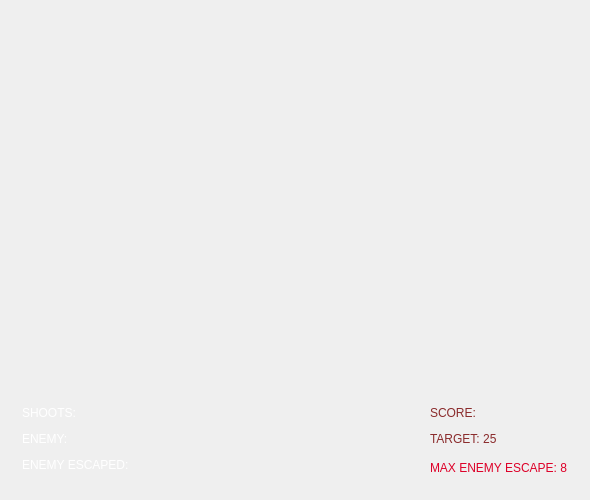
Before: the Qt Designer form Avengers/widget.ui in MrMalith/Qt-Shoot-Game, drawn with Qt 5.
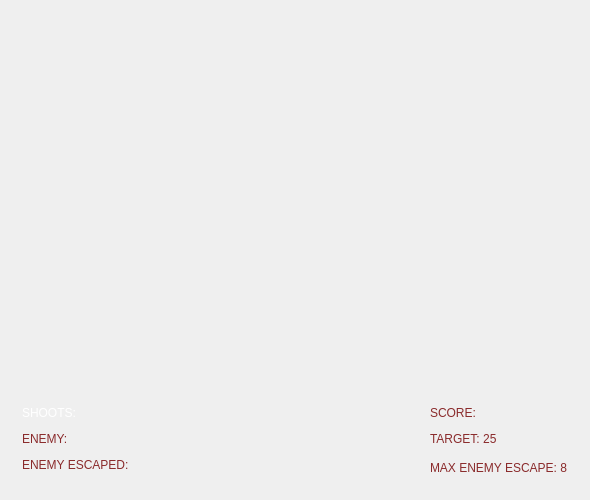
After: the same form once the commit is applied. Icons and pictures are not drawn.

The edit to the form file:
```diff
--- a/Avengers/widget.ui
+++ b/Avengers/widget.ui
@@ -499,8 +499,8 @@
       <item row="3" column="0" rowspan="2">
        <widget class="QLabel" name="label_4">
         <property name="styleSheet">
-         <string notr="true">
-color:white;
+         <string notr="true">color:rgb(138, 42, 43);
+
 </string>
         </property>
         <property name="text">
@@ -529,9 +529,9 @@
            <colorrole role="WindowText">
             <brush brushstyle="SolidPattern">
              <color alpha="255">
-              <red>221</red>
-              <green>0</green>
-              <blue>40</blue>
+              <red>138</red>
+              <green>42</green>
+              <blue>43</blue>
              </color>
             </brush>
            </colorrole>
@@ -547,18 +547,18 @@
            <colorrole role="Text">
             <brush brushstyle="SolidPattern">
              <color alpha="255">
-              <red>221</red>
-              <green>0</green>
-              <blue>40</blue>
+              <red>138</red>
+              <green>42</green>
+              <blue>43</blue>
              </color>
             </brush>
            </colorrole>
            <colorrole role="ButtonText">
             <brush brushstyle="SolidPattern">
              <color alpha="255">
-              <red>221</red>
-              <green>0</green>
-              <blue>40</blue>
+              <red>138</red>
+              <green>42</green>
+              <blue>43</blue>
              </color>
             </brush>
            </colorrole>
@@ -583,9 +583,9 @@
            <colorrole role="PlaceholderText">
             <brush brushstyle="NoBrush">
              <color alpha="128">
-              <red>221</red>
-              <green>0</green>
-              <blue>40</blue>
+              <red>138</red>
+              <green>42</green>
+              <blue>43</blue>
              </color>
             </brush>
            </colorrole>
@@ -594,9 +594,9 @@
            <colorrole role="WindowText">
             <brush brushstyle="SolidPattern">
              <color alpha="255">
-              <red>221</red>
-              <green>0</green>
-              <blue>40</blue>
+              <red>138</red>
+              <green>42</green>
+              <blue>43</blue>
              </color>
             </brush>
            </colorrole>
@@ -612,18 +612,18 @@
            <colorrole role="Text">
             <brush brushstyle="SolidPattern">
              <color alpha="255">
-              <red>221</red>
-              <green>0</green>
-              <blue>40</blue>
+              <red>138</red>
+              <green>42</green>
+              <blue>43</blue>
              </color>
             </brush>
            </colorrole>
            <colorrole role="ButtonText">
             <brush brushstyle="SolidPattern">
              <color alpha="255">
-              <red>221</red>
-              <green>0</green>
-              <blue>40</blue>
+              <red>138</red>
+              <green>42</green>
+              <blue>43</blue>
              </color>
             </brush>
            </colorrole>
@@ -648,9 +648,9 @@
            <colorrole role="PlaceholderText">
             <brush brushstyle="NoBrush">
              <color alpha="128">
-              <red>221</red>
-              <green>0</green>
-              <blue>40</blue>
+              <red>138</red>
+              <green>42</green>
+              <blue>43</blue>
              </color>
             </brush>
            </colorrole>
@@ -659,9 +659,9 @@
            <colorrole role="WindowText">
             <brush brushstyle="SolidPattern">
              <color alpha="255">
-              <red>221</red>
-              <green>0</green>
-              <blue>40</blue>
+              <red>138</red>
+              <green>42</green>
+              <blue>43</blue>
              </color>
             </brush>
            </colorrole>
@@ -677,18 +677,18 @@
            <colorrole role="Text">
             <brush brushstyle="SolidPattern">
              <color alpha="255">
-              <red>221</red>
-              <green>0</green>
-              <blue>40</blue>
+              <red>138</red>
+              <green>42</green>
+              <blue>43</blue>
              </color>
             </brush>
            </colorrole>
            <colorrole role="ButtonText">
             <brush brushstyle="SolidPattern">
              <color alpha="255">
-              <red>221</red>
-              <green>0</green>
-              <blue>40</blue>
+              <red>138</red>
+              <green>42</green>
+              <blue>43</blue>
              </color>
             </brush>
            </colorrole>
@@ -713,9 +713,9 @@
            <colorrole role="PlaceholderText">
             <brush brushstyle="NoBrush">
              <color alpha="128">
-              <red>221</red>
-              <green>0</green>
-              <blue>40</blue>
+              <red>138</red>
+              <green>42</green>
+              <blue>43</blue>
              </color>
             </brush>
            </colorrole>
@@ -723,7 +723,7 @@
          </palette>
         </property>
         <property name="styleSheet">
-         <string notr="true">color: rgb(221, 0, 40);</string>
+         <string notr="true">color:rgb(138, 42, 43);</string>
         </property>
         <property name="text">
          <string>MAX ENEMY ESCAPE: 8</string>
@@ -733,8 +733,8 @@
       <item row="2" column="0">
        <widget class="QLabel" name="label_2">
         <property name="styleSheet">
-         <string notr="true">
-color:white;
+         <string notr="true">color:rgb(138, 42, 43);
+
 </string>
         </property>
         <property name="text">
```
